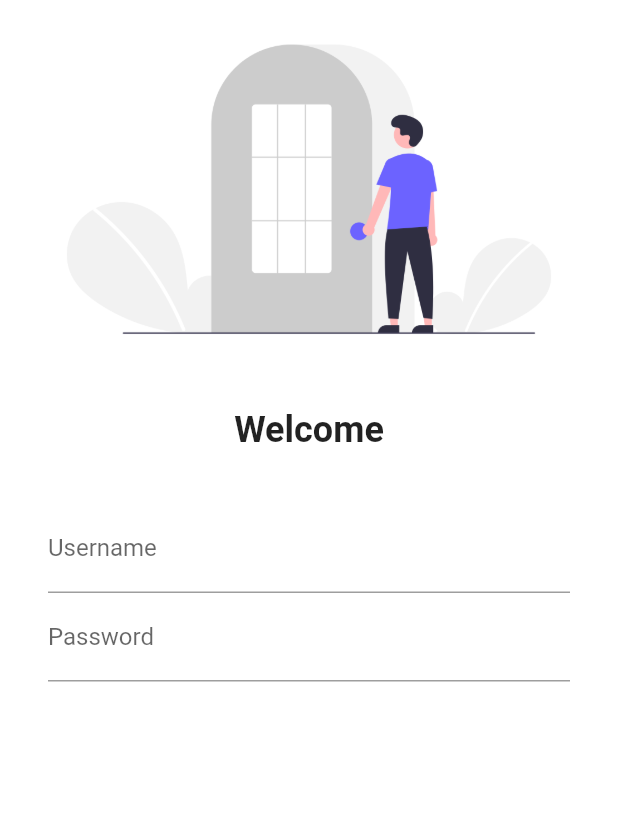
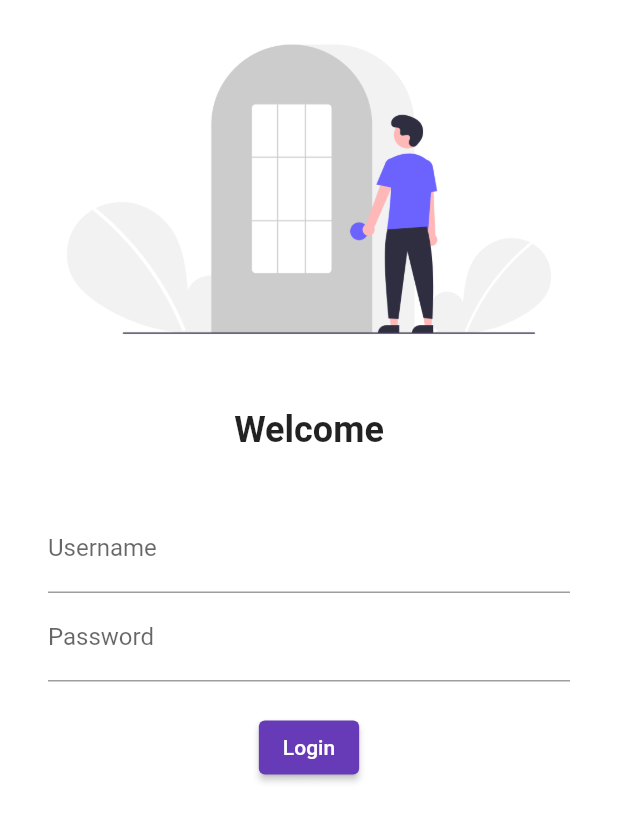
Before and after one commit to musfiqur552608/Catalog_Flutter_APP, a Flutter app: the screen it shows after launch, on a phone screen of 412 x 824 dp. Shown: the top 822 px of the screen. Run offline on Flutter 3.47's test engine with Material 2 defaults, Android fonts, the phone set to English and light mode, and no system bars.

Commit message:
button added

```diff
--- a/lib/pages/login_page.dart
+++ b/lib/pages/login_page.dart
@@ -42,6 +42,14 @@ class LoginPage extends StatelessWidget {
                 SizedBox(
                   height: 20.0,
                 ),
+
+                ElevatedButton(
+                    child: Text("Login"),
+                    style: TextButton.styleFrom(),
+                    onPressed: (){
+                      print("Hi Musu");
+                    }
+                )
               ],
             ),
           )
```
